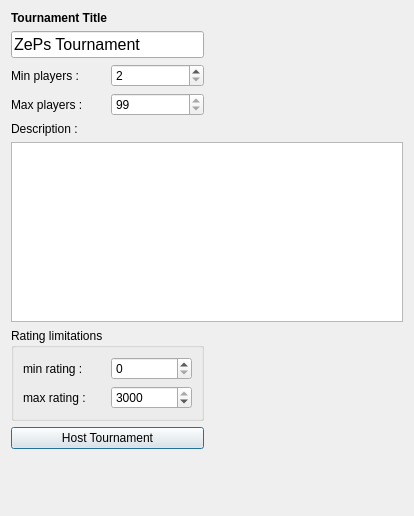
Qt form src/_res/tournaments/host.ui (FAForever/client) before a commit.
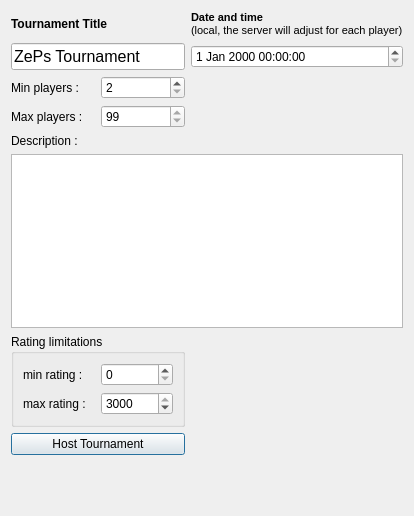
The same form after that commit.

Commit message: Adding tourney date and time (local for the user).

What changed in the file:
```diff
--- a/src/_res/tournaments/host.ui
+++ b/src/_res/tournaments/host.ui
@@ -27,6 +27,24 @@
      </property>
     </widget>
    </item>
+   <item row="0" column="1">
+    <widget class="QLabel" name="label_3">
+     <property name="font">
+      <font>
+       <weight>75</weight>
+       <bold>true</bold>
+      </font>
+     </property>
+     <property name="text">
+      <string>&lt;!DOCTYPE HTML PUBLIC &quot;-//W3C//DTD HTML 4.0//EN&quot; &quot;http://www.w3.org/TR/REC-html40/strict.dtd&quot;&gt;
+&lt;html&gt;&lt;head&gt;&lt;meta name=&quot;qrichtext&quot; content=&quot;1&quot; /&gt;&lt;style type=&quot;text/css&quot;&gt;
+p, li { white-space: pre-wrap; }
+&lt;/style&gt;&lt;/head&gt;&lt;body style=&quot; font-family:'MS Shell Dlg 2'; font-size:8.25pt; font-weight:600; font-style:normal;&quot;&gt;
+&lt;p style=&quot; margin-top:0px; margin-bottom:0px; margin-left:0px; margin-right:0px; -qt-block-indent:0; text-indent:0px;&quot;&gt;&lt;span style=&quot; font-size:8pt;&quot;&gt;Date and time &lt;/span&gt;&lt;/p&gt;
+&lt;p style=&quot; margin-top:0px; margin-bottom:0px; margin-left:0px; margin-right:0px; -qt-block-indent:0; text-indent:0px;&quot;&gt;&lt;span style=&quot; font-size:8pt; font-weight:400;&quot;&gt;(local, the server will adjust for each player)&lt;/span&gt;&lt;/p&gt;&lt;/body&gt;&lt;/html&gt;</string>
+     </property>
+    </widget>
+   </item>
    <item row="1" column="0">
     <widget class="QLineEdit" name="titleEdit">
      <property name="font">
@@ -42,6 +60,9 @@
      </property>
     </widget>
    </item>
+   <item row="1" column="1">
+    <widget class="QDateTimeEdit" name="dateTimeEdit"/>
+   </item>
    <item row="2" column="0">
     <layout class="QHBoxLayout" name="horizontalLayout">
      <item>
```
The commit also changes 7 other files.
